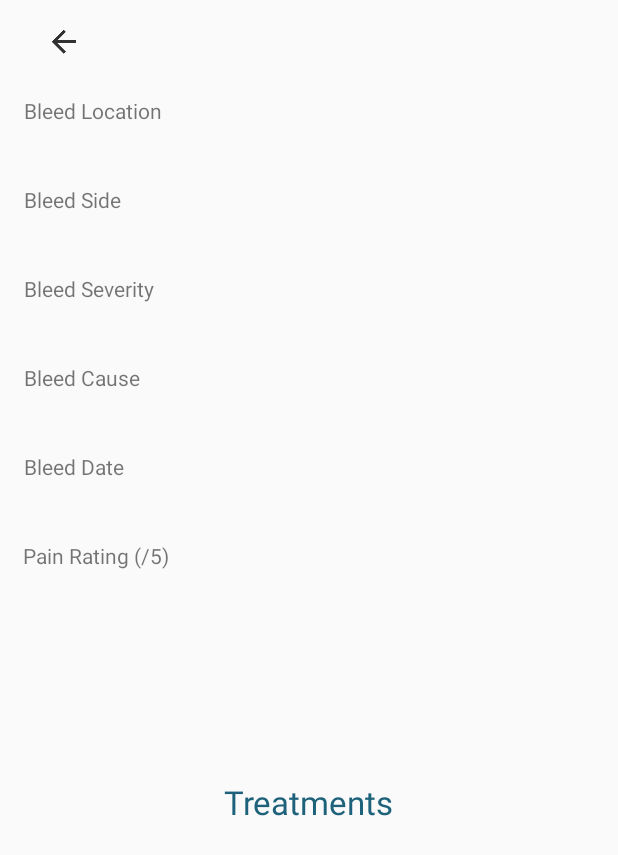
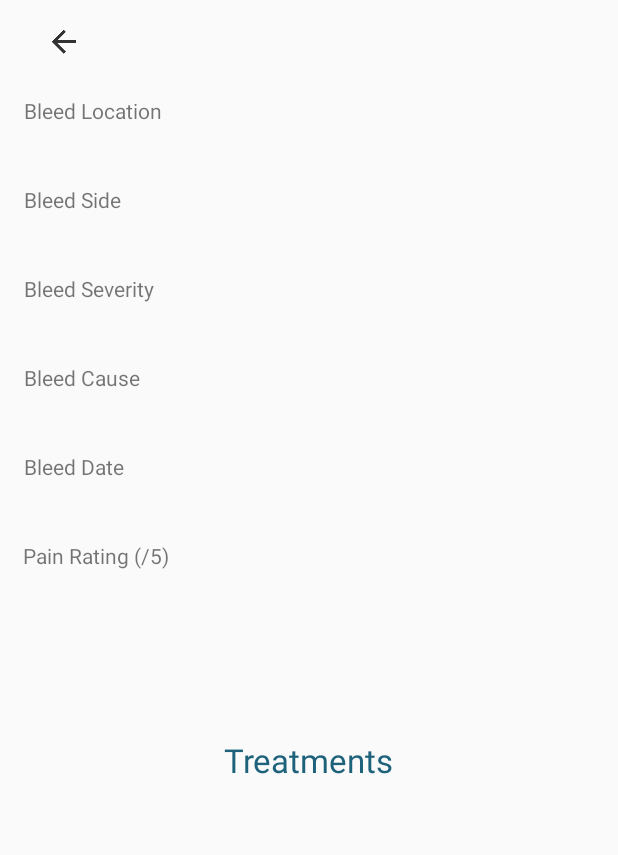
Before and after one commit to Fergaloc/FYP-FOC, an Android app: the ViewSingleBleed screen opened directly, with no data from a screen before it, on a phone screen of 412 x 824 dp. Shown: the top 855 px of the screen. Run offline under Robolectric (Android 15) with nearby library versions, the phone set to English and light mode, and no system bars; our stand-ins replace Firebase (no records; nobody signed in at launch, a user with empty details on screens opened directly); pictures from the network do not load.

Commit message:
-Final Version, System Launch

```diff
--- a/app/src/main/java/com/example/MyBleeds/TreatmentList.java
+++ b/app/src/main/java/com/example/MyBleeds/TreatmentList.java
@@ -48,7 +48,4 @@ public class TreatmentList extends ArrayAdapter<Treatment> {
 
     }
 
-
-
-
 }
--- a/app/src/main/res/layout/view_single_bleed.xml
+++ b/app/src/main/res/layout/view_single_bleed.xml
@@ -170,7 +170,7 @@
         android:layout_width="wrap_content"
         android:layout_height="50dp"
         android:layout_marginStart="150dp"
-        android:layout_marginTop="520dp"
+        android:layout_marginTop="492dp"
         android:layout_marginEnd="150dp"
         android:text="Treatments"
         android:textAppearance="@style/TextAppearance.AppCompat.Large"
```
